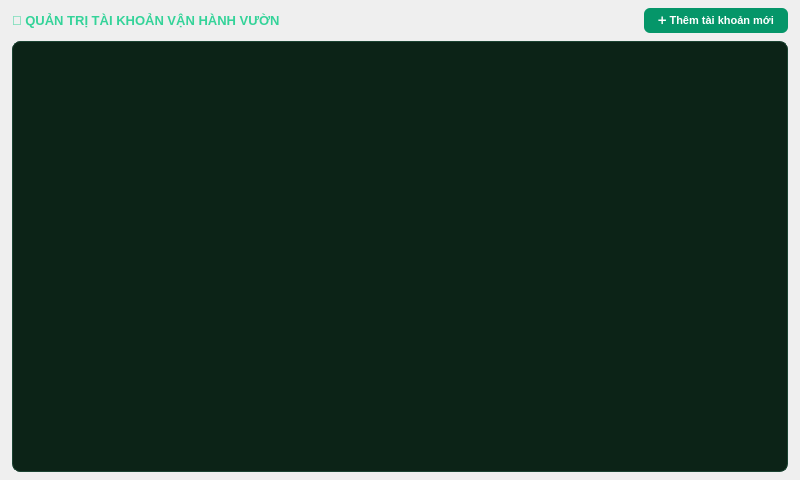
First picture: the form in OUT_SRC_VANPHONG/OUT_SRC_VANPHONG/ui/pages/UserManagementPage.ui, repository dinhquanghaICTU/OUT_SRC, before the edit.
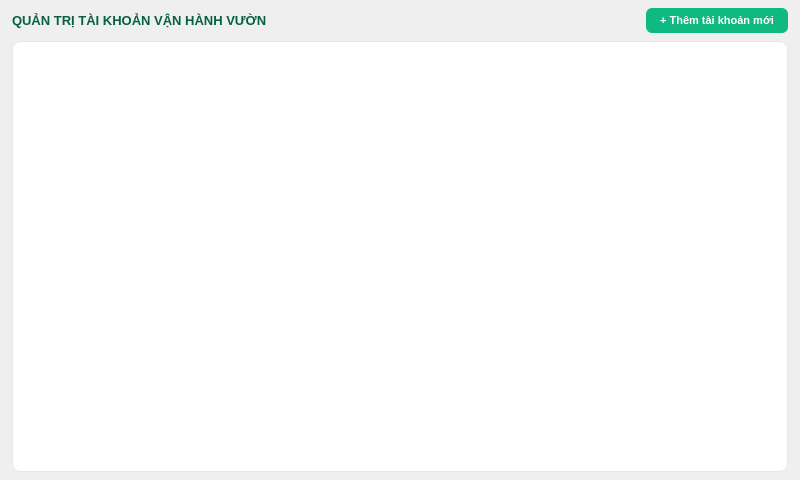
Second picture: the form after the edit.

```diff
--- a/OUT_SRC_VANPHONG/OUT_SRC_VANPHONG/ui/pages/UserManagementPage.ui
+++ b/OUT_SRC_VANPHONG/OUT_SRC_VANPHONG/ui/pages/UserManagementPage.ui
@@ -32,10 +32,10 @@
      <item>
       <widget class="QLabel" name="userPageTitle">
        <property name="text">
-        <string>👥 QUẢN TRỊ TÀI KHOẢN VẬN HÀNH VƯỜN</string>
+        <string>QUẢN TRỊ TÀI KHOẢN VẬN HÀNH VƯỜN</string>
        </property>
        <property name="styleSheet">
-        <string notr="true">color: #34d399; font-size: 13px; font-weight: 800;</string>
+        <string notr="true">color: #065f46; font-size: 13px; font-weight: 800;</string>
        </property>
       </widget>
      </item>
@@ -58,10 +58,10 @@
         <cursorShape>PointingHandCursor</cursorShape>
        </property>
        <property name="text">
-        <string>➕ Thêm tài khoản mới</string>
+        <string>+ Thêm tài khoản mới</string>
        </property>
        <property name="styleSheet">
-        <string notr="true">QPushButton { background: #059669; color: white; border: none; border-radius: 6px; padding: 6px 14px; font-weight: 700; font-size: 11px; } QPushButton:hover { background: #10b981; }</string>
+        <string notr="true">QPushButton { background: #10b981; color: white; border: none; border-radius: 6px; padding: 6px 14px; font-weight: 700; font-size: 11px; } QPushButton:hover { background: #059669; }</string>
        </property>
       </widget>
      </item>
@@ -71,7 +71,7 @@
    <item>
     <widget class="QTableWidget" name="userTable">
      <property name="styleSheet">
-      <string notr="true">QTableWidget { background-color: #0c2317; border: 1px solid #1b4332; border-radius: 8px; color: #f1f5f9; gridline-color: #1b4332; } QHeaderView::section { background-color: #133925; color: #34d399; font-weight: 700; padding: 6px; border: none; }</string>
+      <string notr="true">QTableWidget { background-color: #ffffff; border: 1px solid #e2e8f0; border-radius: 8px; color: #0f172a; gridline-color: #f1f5f9; } QHeaderView::section { background-color: #f8fafc; color: #065f46; font-weight: 700; padding: 6px; border: none; }</string>
      </property>
     </widget>
    </item>
```
